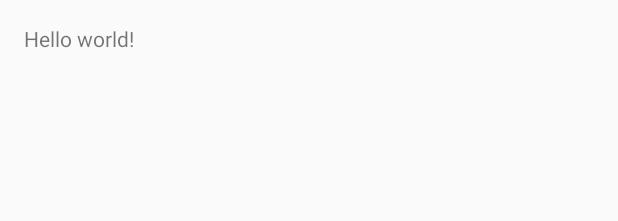
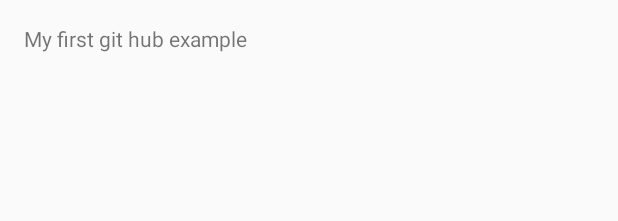
Before and after one commit to NajneenMomin/GitExample, an Android app: the layout activity_main.xml on its own in the app's theme, with its tools: preview values and no code run, on a phone screen of 412 x 824 dp. Shown: the top 221 px of the screen. Run offline under Robolectric (Android 15) with nearby library versions, the phone set to English and light mode, and no system bars.

Commit message:
String message changed

```diff
--- a/app/src/main/java/com/example/tailoredtech/gitexample/MainActivity.java
+++ b/app/src/main/java/com/example/tailoredtech/gitexample/MainActivity.java
@@ -12,6 +12,7 @@ public class MainActivity extends ActionBarActivity {
     protected void onCreate(Bundle savedInstanceState) {
         super.onCreate(savedInstanceState);
         setContentView(R.layout.activity_main);
+
     }
 
 
--- a/app/src/main/res/values/strings.xml
+++ b/app/src/main/res/values/strings.xml
@@ -1,6 +1,6 @@
 <resources>
     <string name="app_name">GitExample</string>
 
-    <string name="hello_world">Hello world!</string>
+    <string name="hello_world">My first git hub example</string>
     <string name="action_settings">Settings</string>
 </resources>
```
